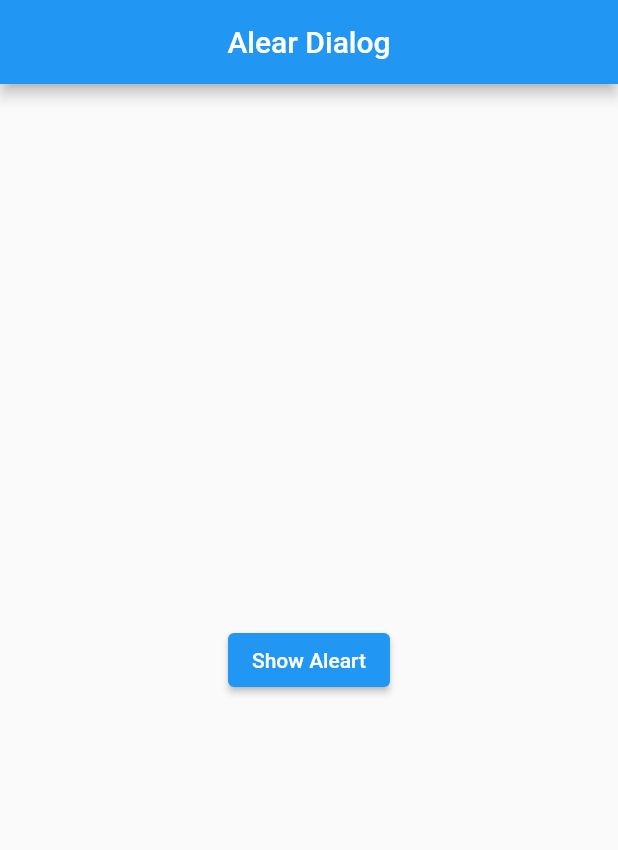
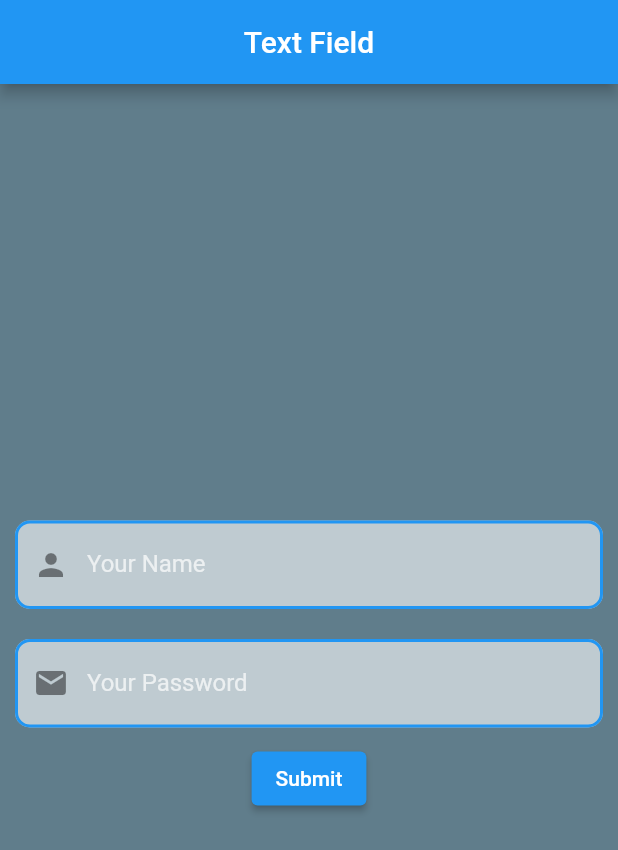
Before and after one commit to Nahid-web/flutter_ostad, a Flutter app: the screen it shows after launch, on a phone screen of 412 x 824 dp. Shown: the top 850 px of the screen. Run offline on Flutter 3.47's test engine with Material 2 defaults, Android fonts, the light colour scheme and no system bars.

Commit message:
TextField

```diff
--- a/lib/main.dart
+++ b/lib/main.dart
@@ -6,45 +6,72 @@ void main() {
 
 class MyApp extends StatelessWidget {
   const MyApp({super.key});
-
   @override
   Widget build(BuildContext context) {
     return MaterialApp(
       home: Scaffold(
+        backgroundColor: Colors.blueGrey,
         appBar: AppBar(
-          title: Text('Alear Dialog'),
+          title: const Text('Text Field'),
           centerTitle: true,
         ),
         body: Center(
-          child: button(),
+          child: Column(
+            mainAxisAlignment: MainAxisAlignment.center,
+            children: [
+              Container(
+                padding: const EdgeInsets.all(10),
+                child: const TextField(
+                  style: TextStyle(
+                    color: Colors.blue,
+                  ),
+                  decoration: InputDecoration(
+                    focusedBorder: OutlineInputBorder(
+                      borderSide: BorderSide(color: Colors.red, width: 2),
+                      borderRadius: BorderRadius.all(Radius.circular(10)),
+                    ),
+                    enabledBorder: OutlineInputBorder(
+                      borderSide: BorderSide(color: Colors.blue, width: 2),
+                      borderRadius: BorderRadius.all(Radius.circular(10)),
+                    ),
+                    labelText: 'Your Name',
+                    labelStyle: TextStyle(color: Colors.white70),
+                    hintText: 'Enter your name',
+                    fillColor: Colors.white60,
+                    filled: true,
+                    prefixIcon: Icon(Icons.person),
+                  ),
+                ),
+              ),
+              Container(
+                padding: const EdgeInsets.all(10),
+                child: const TextField(
+                  style: TextStyle(
+                    color: Colors.blue,
+                  ),
+                  decoration: InputDecoration(
+                    focusedBorder: OutlineInputBorder(
+                      borderSide: BorderSide(color: Colors.red, width: 2),
+                      borderRadius: BorderRadius.all(Radius.circular(10)),
+                    ),
+                    enabledBorder: OutlineInputBorder(
+                      borderSide: BorderSide(color: Colors.blue, width: 2),
+                      borderRadius: BorderRadius.all(Radius.circular(10)),
+                    ),
+                    labelText: 'Your Password',
+                    labelStyle: TextStyle(color: Colors.white70),
+                    hintText: 'Enter your Password',
+                    fillColor: Colors.white60,
+                    filled: true,
+                    prefixIcon: Icon(Icons.email),
+                  ),
+                ),
+              ),
+              ElevatedButton(onPressed: () {}, child: Text('Submit')),
+            ],
+          ),
         ),
       ),
     );
   }
 }
-
-class button extends StatelessWidget{
-  const button({super.key});
-  @override
-  Widget build(BuildContext context) {
-    return ElevatedButton(
-      onPressed: (){
-        showDialog(
-            context: context,
-            builder: (BuildContext context){
-              return Expanded(
-                  child: AlertDialog(
-                title: Text('Delte File'),
-                    content: Text('Are u want to delete this file'),
-                    actions: [
-                      TextButton(onPressed: (){}, child: Text('Cancle')),
-                      TextButton(onPressed: (){}, child: Text('Delete')),
-                    ],
-              ));
-            });
-
-      },
-      child: Text('Show Aleart'),
-    );
-  }
-}
```
